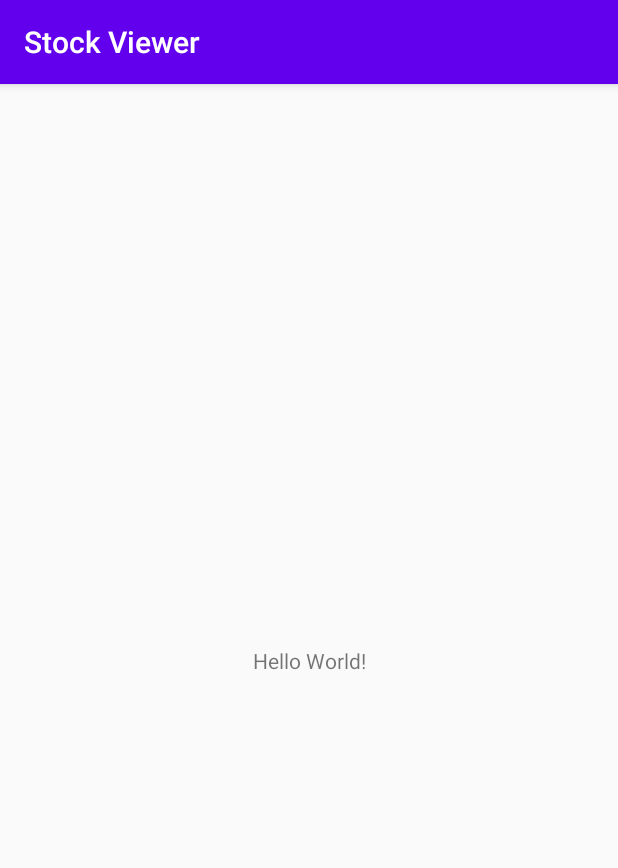
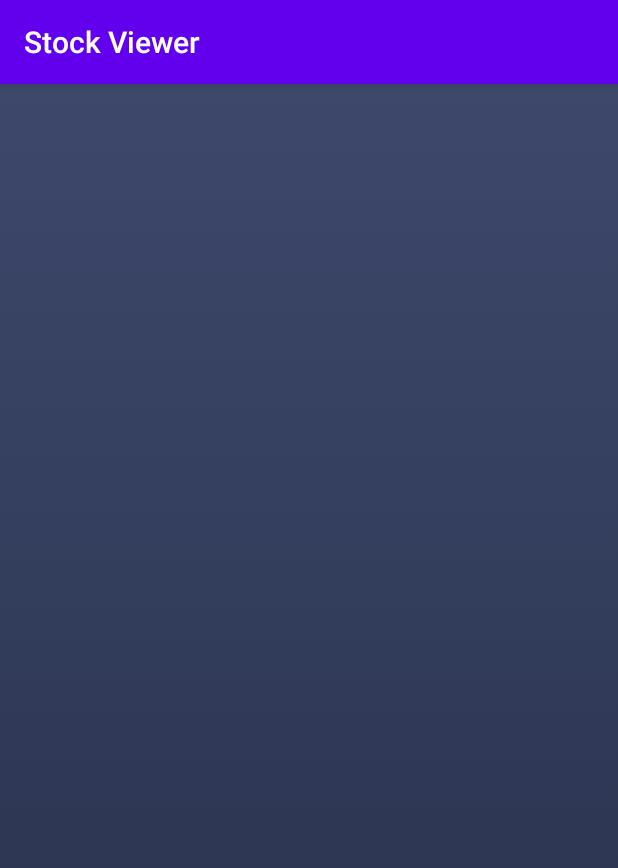
Before and after one commit to RasheeqZaman/Stock-Viewer, an Android app: the screen it shows after launch (MainActivity), on a phone screen of 412 x 824 dp. Shown: the top 868 px of the screen. Run offline under Robolectric (Android 15) with nearby library versions, the phone set to English and light mode, and no system bars.

Commit message:
Added Background Gradient.

```diff
--- /dev/null
+++ b/app/src/main/res/drawable/gradient_background.xml
@@ -0,0 +1,11 @@
+<?xml version="1.0" encoding="utf-8"?>
+<selector xmlns:android="http://schemas.android.com/apk/res/android">
+    <item>
+        <shape>
+            <gradient
+                android:startColor="#3d486b"
+                android:endColor="#262f49"
+                android:angle="-90" />
+        </shape>
+    </item>
+</selector>
--- a/app/src/main/res/layout/activity_main.xml
+++ b/app/src/main/res/layout/activity_main.xml
@@ -4,15 +4,5 @@
     xmlns:tools="http://schemas.android.com/tools"
     android:layout_width="match_parent"
     android:layout_height="match_parent"
-    tools:context=".MainActivity">
-
-    <TextView
-        android:layout_width="wrap_content"
-        android:layout_height="wrap_content"
-        android:text="Hello World!"
-        app:layout_constraintBottom_toBottomOf="parent"
-        app:layout_constraintLeft_toLeftOf="parent"
-        app:layout_constraintRight_toRightOf="parent"
-        app:layout_constraintTop_toTopOf="parent" />
-
-</androidx.constraintlayout.widget.ConstraintLayout>
+    android:background="@drawable/gradient_background"
+    tools:context=".MainActivity"/>
```
